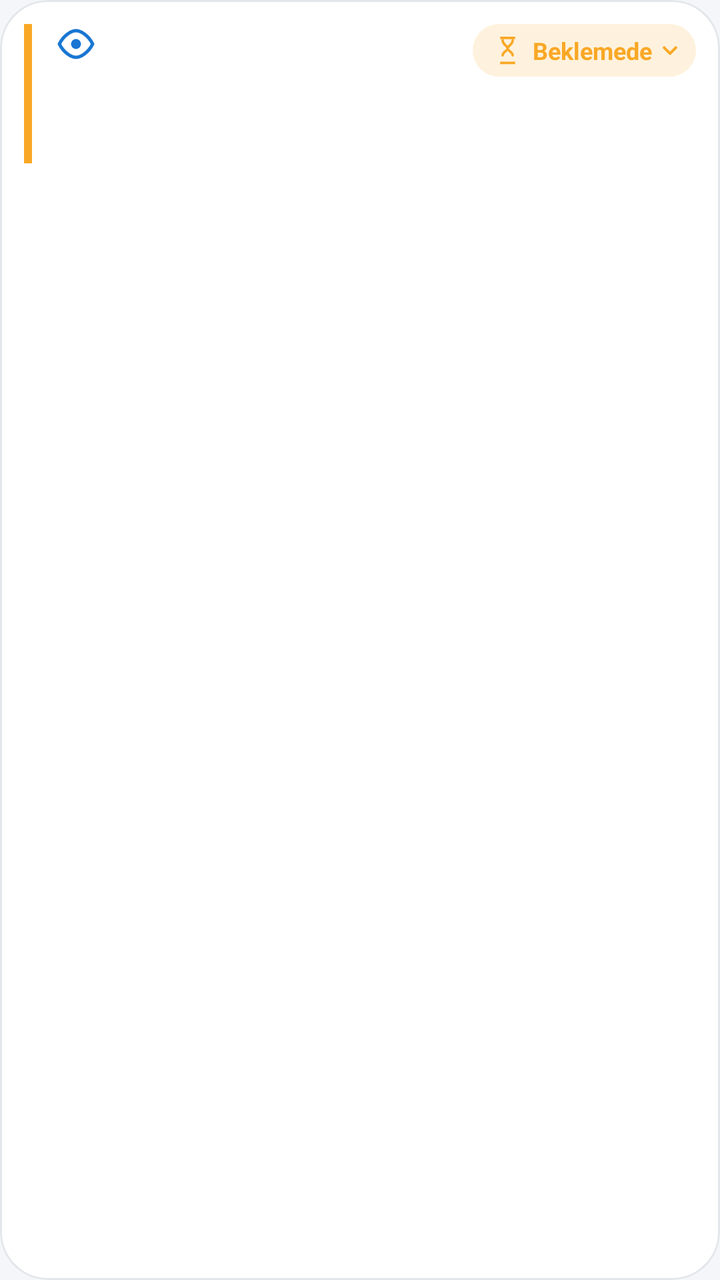
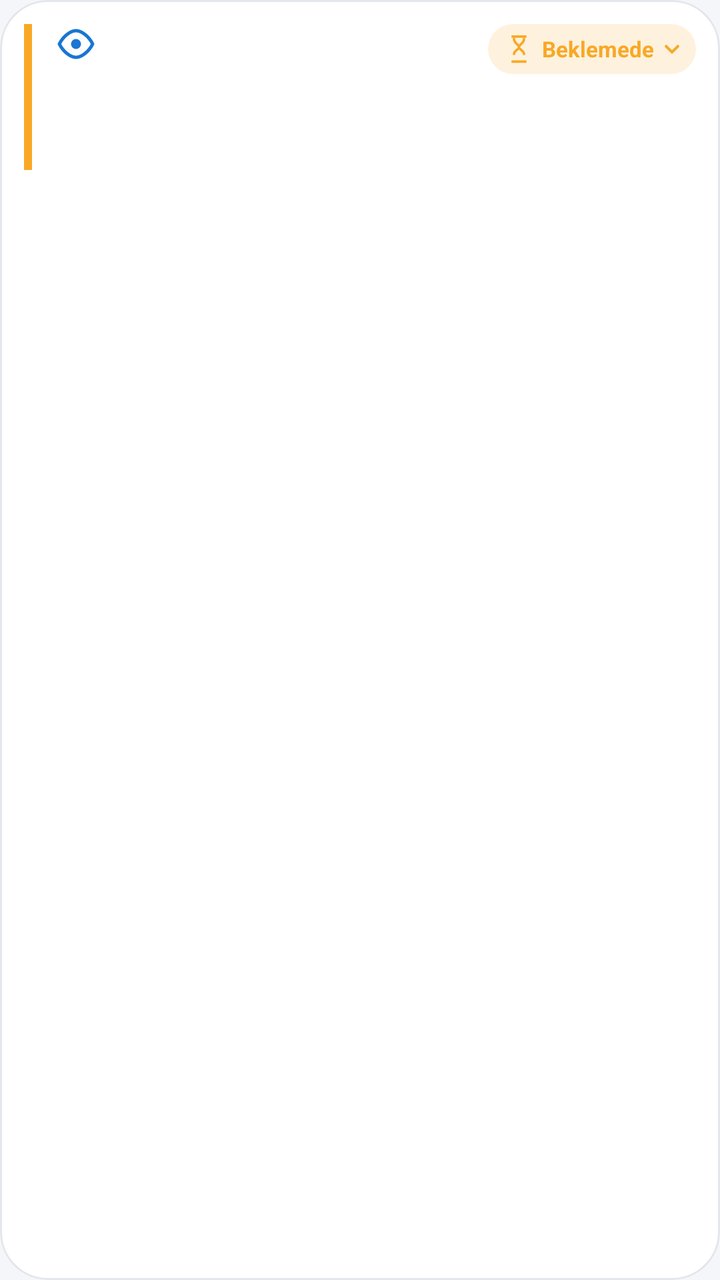

Screens rendered from an Android XML layout before and after an edit, with the pre-edit source and the edit as a unified diff.
<!-- AndroidManifest.xml: application theme Theme.DogalgazTeklif -->
<!-- res/layout/item_quote_row.xml -->
<?xml version="1.0" encoding="utf-8"?>
<com.google.android.material.card.MaterialCardView xmlns:android="http://schemas.android.com/apk/res/android"
    xmlns:app="http://schemas.android.com/apk/res-auto"
    xmlns:tools="http://schemas.android.com/tools"
    android:id="@+id/card_root"
    style="@style/Widget.Rota.Card"
    android:layout_width="match_parent"
    android:layout_height="wrap_content"
    android:layout_marginBottom="@dimen/space_xs">

    <androidx.constraintlayout.widget.ConstraintLayout
        android:layout_width="match_parent"
        android:layout_height="wrap_content"
        android:padding="@dimen/space_s">

        <View
            android:id="@+id/view_status_bar"
            android:layout_width="4dp"
            android:layout_height="0dp"
            android:background="@color/warning_amber"
            app:layout_constraintBottom_toBottomOf="parent"
            app:layout_constraintStart_toStartOf="parent"
            app:layout_constraintTop_toTopOf="parent" />

        <ImageView
            android:id="@+id/image_eye"
            android:layout_width="20dp"
            android:layout_height="20dp"
            android:contentDescription="@null"
            app:layout_constraintStart_toEndOf="@id/view_status_bar"
            app:layout_constraintTop_toTopOf="parent"
            android:layout_marginStart="@dimen/space_s"
            app:srcCompat="@drawable/ic_eye" />

        
        <LinearLayout
            android:id="@+id/layout_status"
            android:layout_width="wrap_content"
            android:layout_height="wrap_content"
            android:background="@drawable/bg_status_pill"
            android:backgroundTint="@color/warning_amber_soft"
            android:clickable="true"
            android:focusable="true"
            android:gravity="center_vertical"
            android:orientation="horizontal"
            android:paddingStart="10dp"
            android:paddingEnd="6dp"
            android:paddingTop="5dp"
            android:paddingBottom="5dp"
            app:layout_constraintEnd_toEndOf="parent"
            app:layout_constraintTop_toTopOf="parent">

            <ImageView
                android:id="@+id/image_status"
                android:layout_width="15dp"
                android:layout_height="15dp"
                android:contentDescription="@null"
                app:srcCompat="@drawable/ic_status_pending"
                app:tint="@color/warning_amber" />

            <TextView
                android:id="@+id/text_status_label"
                android:layout_width="wrap_content"
                android:layout_height="wrap_content"
                android:layout_marginStart="5dp"
                android:text="@string/status_pending"
                android:textColor="@color/warning_amber"
                android:textSize="12sp"
                android:textStyle="bold" />

            <ImageView
                android:id="@+id/image_caret"
                android:layout_width="14dp"
                android:layout_height="14dp"
                android:layout_marginStart="2dp"
                android:contentDescription="@null"
                app:srcCompat="@drawable/ic_caret_down"
                app:tint="@color/warning_amber" />
        </LinearLayout>

        <ImageView
            android:id="@+id/image_delete"
            android:layout_width="24dp"
            android:layout_height="24dp"
            android:contentDescription="@null"
            android:visibility="gone"
            app:layout_constraintEnd_toEndOf="parent"
            app:layout_constraintTop_toBottomOf="@id/layout_status"
            android:layout_marginTop="10dp"
            app:srcCompat="@drawable/ic_trash" />

        <TextView
            android:id="@+id/text_customer"
            android:layout_width="0dp"
            android:layout_height="wrap_content"
            android:textAppearance="?attr/textAppearanceTitleMedium"
            android:textStyle="bold"
            app:layout_constraintEnd_toStartOf="@id/layout_status"
            app:layout_constraintStart_toEndOf="@id/image_eye"
            app:layout_constraintTop_toTopOf="@id/image_eye"
            android:layout_marginEnd="@dimen/space_s"
            android:layout_marginStart="@dimen/space_s"
            android:maxLines="1"
            android:ellipsize="end" />

        <TextView
            android:id="@+id/text_operations"
            android:layout_width="0dp"
            android:layout_height="wrap_content"
            android:layout_marginTop="4dp"
            android:textAppearance="?attr/textAppearanceBodyMedium"
            android:alpha="0.75"
            app:layout_constraintEnd_toStartOf="@id/layout_status"
            app:layout_constraintStart_toStartOf="@id/text_customer"
            app:layout_constraintTop_toBottomOf="@id/text_customer"
            android:layout_marginEnd="@dimen/space_s"
            android:maxLines="2"
            android:ellipsize="end" />

        <TextView
            android:id="@+id/text_note"
            android:layout_width="0dp"
            android:layout_height="wrap_content"
            android:layout_marginTop="4dp"
            android:alpha="0.8"
            android:maxLines="1"
            android:ellipsize="end"
            android:textAppearance="?attr/textAppearanceBodySmall"
            android:textColor="@color/brand_blue"
            android:visibility="gone"
            app:layout_constraintEnd_toEndOf="parent"
            app:layout_constraintStart_toStartOf="@id/text_operations"
            app:layout_constraintTop_toBottomOf="@id/text_operations"
            android:layout_marginEnd="@dimen/space_s" />

        <TextView
            android:id="@+id/text_total"
            android:layout_width="0dp"
            android:layout_height="wrap_content"
            android:layout_marginTop="6dp"
            android:textAppearance="?attr/textAppearanceBodyMedium"
            android:textStyle="bold"
            android:textColor="@color/brand_red"
            app:layout_constraintEnd_toEndOf="parent"
            app:layout_constraintStart_toStartOf="@id/text_operations"
            app:layout_constraintTop_toBottomOf="@id/text_note" />

    </androidx.constraintlayout.widget.ConstraintLayout>
</com.google.android.material.card.MaterialCardView>
<!-- resources referenced by this layout -->
<resources>
  <color name="brand_blue">#FF1976D2</color>
  <color name="brand_red">#FFC62828</color>
  <color name="warning_amber">#FFF9A825</color>
  <color name="warning_amber_soft">#26F9A825</color>
  <dimen name="space_s">12dp</dimen>
  <dimen name="space_xs">8dp</dimen>
  <!-- drawable bg_status_pill (drawable) -->
  <?xml version="1.0" encoding="utf-8"?>
  <shape xmlns:android="http://schemas.android.com/apk/res/android"
      android:shape="rectangle">
      <solid android:color="@color/white" />
      <corners android:radius="999dp" />
  </shape>
  <!-- drawable ic_caret_down (drawable) -->
  <vector xmlns:android="http://schemas.android.com/apk/res/android"
      android:width="20dp"
      android:height="20dp"
      android:viewportWidth="24"
      android:viewportHeight="24">
  
      <path
          android:fillColor="@android:color/transparent"
          android:strokeColor="#FF000000"
          android:strokeWidth="2.4"
          android:strokeLineCap="round"
          android:strokeLineJoin="round"
          android:pathData="M7,10l5,5l5,-5" />
  </vector>
  <!-- drawable ic_eye (drawable) -->
  <?xml version="1.0" encoding="utf-8"?>
  <vector xmlns:android="http://schemas.android.com/apk/res/android"
      android:width="24dp"
      android:height="24dp"
      android:viewportWidth="24"
      android:viewportHeight="24">
  
      <path
          android:fillColor="@android:color/transparent"
          android:strokeColor="@color/brand_blue"
          android:strokeWidth="2"
          android:strokeLineCap="round"
          android:strokeLineJoin="round"
          android:pathData="M2,12c2.5,-5 7,-8 10,-8s7.5,3 10,8c-2.5,5 -7,8 -10,8s-7.5,-3 -10,-8z" />
  
      <path
          android:fillColor="@color/brand_blue"
          android:pathData="M12,9a3,3 0 1,0 0,6a3,3 0 1,0 0,-6z" />
  </vector>
  <string name="status_pending">Beklemede</string>
  <style name="Widget.Rota.Card">
          <item name="cardCornerRadius">@dimen/radius_l</item>
          <item name="strokeColor">@color/outline_light</item>
          <item name="strokeWidth">1dp</item>
          <item name="cardBackgroundColor">@color/surface_white</item>
      </style>
  <style name="Theme.DogalgazTeklif" parent="Base.Theme.DogalgazTeklif" />
  <color name="white">#FFFFFFFF</color>
  <color name="error_red">#FFD32F2F</color>
  <dimen name="radius_l">24dp</dimen>
  <color name="outline_light">#FFE3E6EA</color>
  <color name="surface_white">#FFFFFFFF</color>
  <color name="black">#FF000000</color>
  <color name="bg_light">#FFF5F6FA</color>
  <style name="Widget.Rota.Button.Primary" parent="Widget.Material3.Button">
          <item name="cornerRadius">@dimen/radius_pill</item>
          <item name="android:insetLeft">0dp</item>
          <item name="android:insetRight">0dp</item>
          <item name="android:insetTop">0dp</item>
          <item name="android:insetBottom">0dp</item>
          <item name="android:minHeight">48dp</item>
          <item name="android:gravity">center</item>
          <item name="android:includeFontPadding">false</item>
          <item name="android:textColor">@color/white</item>
          <item name="backgroundTint">@color/brand_red</item>
      </style>
  <dimen name="radius_pill">28dp</dimen>
  <!-- unchanged entries left out for length: 3 -->
</resources>

<!-- the commit's change to res/layout/item_quote_row.xml (unified diff, before → after) -->
@@ -43,8 +43,8 @@
             android:focusable="true"
             android:gravity="center_vertical"
             android:orientation="horizontal"
-            android:paddingStart="10dp"
-            android:paddingEnd="6dp"
+            android:paddingStart="8dp"
+            android:paddingEnd="5dp"
             android:paddingTop="5dp"
             android:paddingBottom="5dp"
             app:layout_constraintEnd_toEndOf="parent"
@@ -62,10 +62,11 @@
                 android:id="@+id/text_status_label"
                 android:layout_width="wrap_content"
                 android:layout_height="wrap_content"
-                android:layout_marginStart="5dp"
+                android:layout_marginStart="4dp"
+                android:singleLine="true"
                 android:text="@string/status_pending"
                 android:textColor="@color/warning_amber"
-                android:textSize="12sp"
+                android:textSize="11sp"
                 android:textStyle="bold" />
 
             <ImageView
@@ -89,19 +90,25 @@
             android:layout_marginTop="10dp"
             app:srcCompat="@drawable/ic_trash" />
 
+        
         <TextView
             android:id="@+id/text_customer"
+            style="@style/Widget.Rota.AutoSizeItemTitle"
             android:layout_width="0dp"
             android:layout_height="wrap_content"
-            android:textAppearance="?attr/textAppearanceTitleMedium"
-            android:textStyle="bold"
+            android:layout_marginStart="@dimen/space_s"
+            android:layout_marginEnd="@dimen/space_xs"
             app:layout_constraintEnd_toStartOf="@id/layout_status"
             app:layout_constraintStart_toEndOf="@id/image_eye"
-            app:layout_constraintTop_toTopOf="@id/image_eye"
-            android:layout_marginEnd="@dimen/space_s"
-            android:layout_marginStart="@dimen/space_s"
-            android:maxLines="1"
-            android:ellipsize="end" />
+            app:layout_constraintTop_toTopOf="@id/image_eye" />
+
+        
+        <androidx.constraintlayout.widget.Barrier
+            android:id="@+id/barrier_header"
+            android:layout_width="wrap_content"
+            android:layout_height="wrap_content"
+            app:barrierDirection="bottom"
+            app:constraint_referenced_ids="text_customer,layout_status" />
 
         <TextView
             android:id="@+id/text_operations"
@@ -110,10 +117,9 @@
             android:layout_marginTop="4dp"
             android:textAppearance="?attr/textAppearanceBodyMedium"
             android:alpha="0.75"
-            app:layout_constraintEnd_toStartOf="@id/layout_status"
+            app:layout_constraintEnd_toEndOf="parent"
             app:layout_constraintStart_toStartOf="@id/text_customer"
-            app:layout_constraintTop_toBottomOf="@id/text_customer"
-            android:layout_marginEnd="@dimen/space_s"
+            app:layout_constraintTop_toBottomOf="@id/barrier_header"
             android:maxLines="2"
             android:ellipsize="end" />
 
<!-- resource entries referenced after the edit -->
@@ -49,6 +49,16 @@
           android:pathData="M12,9a3,3 0 1,0 0,6a3,3 0 1,0 0,-6z" />
   </vector>
   <string name="status_pending">Beklemede</string>
+  <style name="Widget.Rota.AutoSizeItemTitle" parent="">
+          <item name="android:textAppearance">?attr/textAppearanceTitleMedium</item>
+          <item name="android:textStyle">bold</item>
+          <item name="android:maxLines">1</item>
+          <item name="android:ellipsize">end</item>
+          <item name="autoSizeTextType">uniform</item>
+          <item name="autoSizeMinTextSize">12sp</item>
+          <item name="autoSizeMaxTextSize">16sp</item>
+          <item name="autoSizeStepGranularity">1sp</item>
+      </style>
   <style name="Widget.Rota.Card">
           <item name="cardCornerRadius">@dimen/radius_l</item>
           <item name="strokeColor">@color/outline_light</item>
